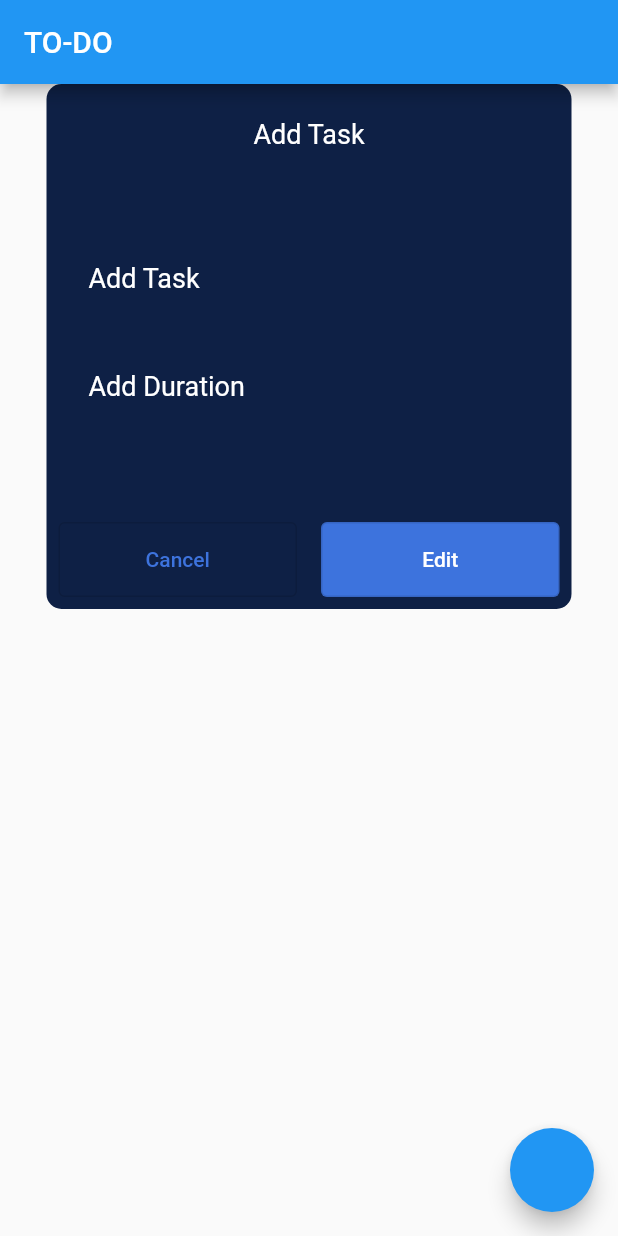
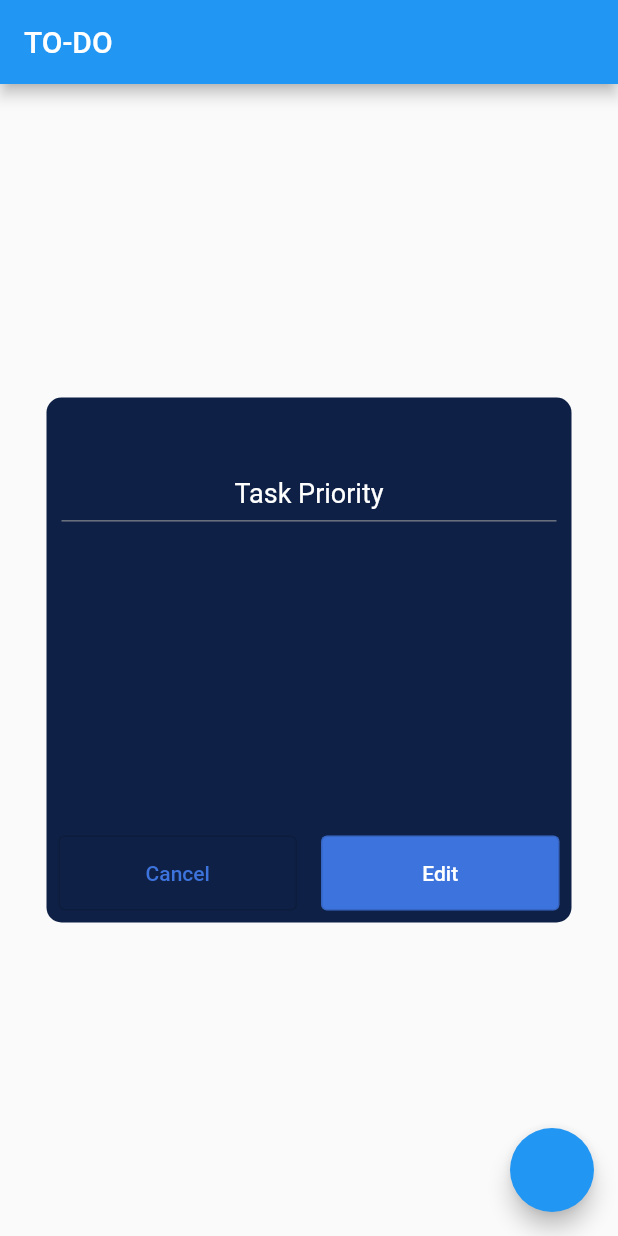
Before and after one commit to FlutterPortfolio-team/to-do, a Flutter app: the screen it shows after launch, on a phone screen of 412 x 824 dp. Run offline on Flutter 3.47's test engine with Material 2 defaults, Android fonts, the phone set to English and light mode, and no system bars; our stand-ins replace flutter_calendar_carousel, wheel_chooser.

Commit message:
second pop_up widget commit

```diff
--- a/lib/main.dart
+++ b/lib/main.dart
@@ -6,6 +6,7 @@
 import 'package:to_do/view/widgets/app_bottom_sheet.dart';
 import 'package:to_do/view/widgets/calender.dart';
 import 'package:to_do/view/widgets/choose_time_widget.dart';
+import 'package:to_do/view/widgets/task_priority.dart';
 
 void main() {
   runApp(const MyApp());
@@ -54,16 +55,16 @@
         onPressed: () => showModalBottomSheet(
             context: context, builder: (context) => const AddTaskBottomSheet()),
       ),
-      body: Center(
-        child: AddTaskWidget(
-          button1Pressed: () => displayDialog(
-              context,
-              ChooseTimeWidget(
-                onHourValueChanged: (v) => v,
-                onMinutesValueChanged: (v) => v,
-                onTimeValueChanged: (v) => v,
-              )),
-        ),
+      body: const Center(
+        child: TaskPriority(
+            // button1Pressed: () => displayDialog(
+            //     context,
+            //     ChooseTimeWidget(
+            //       onHourValueChanged: (v) => v,
+            //       onMinutesValueChanged: (v) => v,
+            //       onTimeValueChanged: (v) => v,
+            //     )),
+            ),
       ),
     );
   }
--- a/lib/view/widgets/choose_time_widget.dart
+++ b/lib/view/widgets/choose_time_widget.dart
@@ -113,7 +113,7 @@ class ChooseTimeWidget extends StatelessWidget {
       unSelectTextStyle: const TextStyle(fontSize: 20, color: Colors.grey),
     );
     return PopUpContainer(
-        setTodefault: false,
+        setTodefault: true,
         height: 270,
         title: 'Choose Time',
         button2Title: 'Save',
--- a/lib/view/widgets/pop_up_container.dart
+++ b/lib/view/widgets/pop_up_container.dart
@@ -32,11 +32,7 @@ class PopUpContainer extends StatelessWidget {
   @override
   Widget build(BuildContext context) {
     double size = 350.0;
-    return Column(
-      crossAxisAlignment:
-          setTodefault ? CrossAxisAlignment.stretch : CrossAxisAlignment.center,
-      children: [
-        Container(
+    return Container(
       height: height ?? size,
       width: width ?? size,
       padding: const EdgeInsets.only(bottom: 8.0),
@@ -72,8 +68,7 @@ class PopUpContainer extends StatelessWidget {
                     ),
                     showDivider
                         ? const Padding(
-                                padding:
-                                    EdgeInsets.only(left: 10.0, right: 10.0),
+                            padding: EdgeInsets.only(left: 10.0, right: 10.0),
                             child: Divider(
                               color: Colors.grey,
                             ),
@@ -102,8 +97,6 @@ class PopUpContainer extends StatelessWidget {
               )
         ],
       ),
-        ),
-      ],
     );
   }
 }
--- /dev/null
+++ b/lib/view/widgets/task_priority.dart
@@ -0,0 +1,17 @@
+import 'package:flutter/cupertino.dart';
+import 'package:flutter/src/foundation/key.dart';
+import 'package:flutter/src/widgets/framework.dart';
+import 'package:to_do/view/widgets/pop_up_container.dart';
+
+class TaskPriority extends StatelessWidget {
+  const TaskPriority({Key? key}) : super(key: key);
+
+  @override
+  Widget build(BuildContext context) {
+    return PopUpContainer(
+        title: 'Task Priority',
+        body: Column(),
+        showDivider: true,
+        setTodefault: false);
+  }
+}
--- a/pubspec.yaml
+++ b/pubspec.yaml
@@ -62,9 +62,9 @@ flutter:
   uses-material-design: true
 
   # To add assets to your application, add an assets section, like this:
-  # assets:
-  #   - images/a_dot_burr.jpeg
-  #   - images/a_dot_ham.jpeg
+  assets:
+    - assets/Images/
+
 
   # An image asset can refer to one or more resolution-specific "variants", see
   # https://flutter.dev/assets-and-images/#resolution-aware
```
Also changed, not shown: lib/view/widgets/add_task_botton_sheet.dart (+27 -4 lines), assets/Images/flag.png (added), assets/Images/send.png (added), assets/Images/tag.png (added), assets/Images/timer.png (added). Lines whose indentation alone changed are shown as unchanged.
